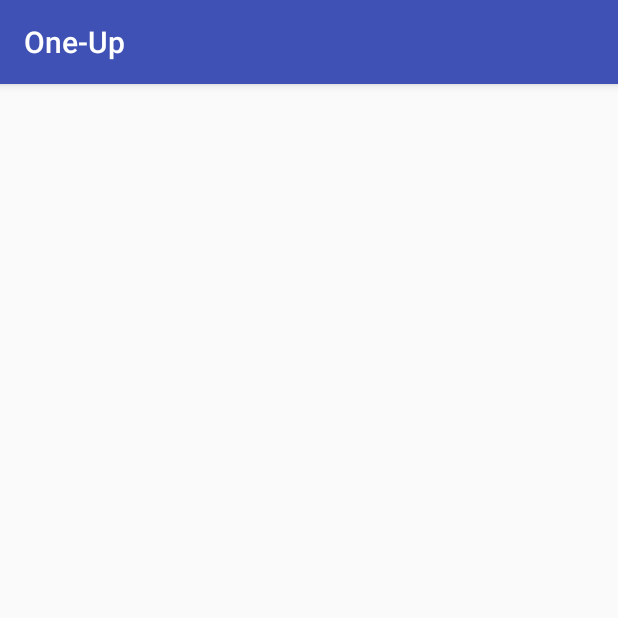
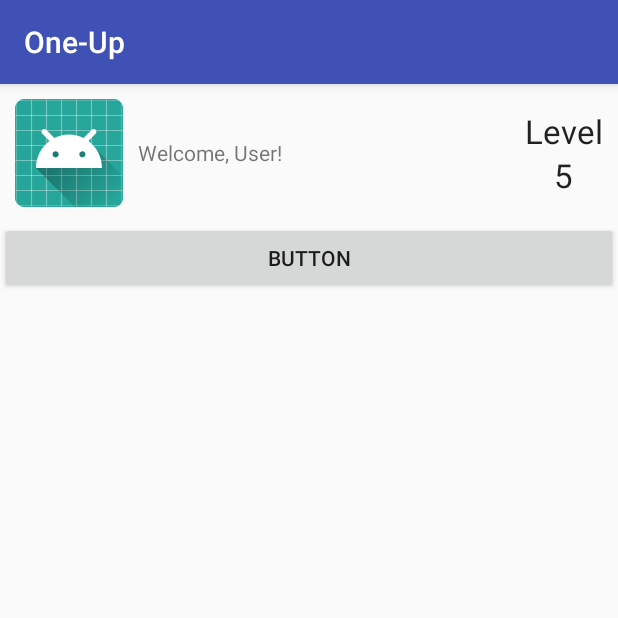
Before and after one commit to FBU2018-L3/1-Up, an Android app: the MainActivity screen opened directly, with no data from a screen before it, on a phone screen of 412 x 824 dp, the top half of it. Run offline under Robolectric (Android 15) with nearby library versions, the phone set to English and light mode, and no system bars.

Commit message:
create static home page with activity button listener

```diff
--- a/One-Up/app/build.gradle
+++ b/One-Up/app/build.gradle
@@ -26,6 +26,7 @@ dependencies {
     implementation fileTree(dir: 'libs', include: ['*.jar'])
     implementation "com.android.support:appcompat-v7:${supportLibVersion}"
     implementation 'com.android.support.constraint:constraint-layout:1.1.2'
+    implementation 'com.android.support:support-v4:27.1.1'
     testImplementation 'junit:junit:4.12'
     androidTestImplementation 'com.android.support.test:runner:1.0.2'
     androidTestImplementation 'com.android.support.test.espresso:espresso-core:3.0.2'
--- /dev/null
+++ b/One-Up/app/src/main/java/com/l3/one_up/HomeFragment.java
@@ -0,0 +1,89 @@
+package com.l3.one_up;
+
+import android.content.Context;
+import android.os.Bundle;
+import android.support.annotation.NonNull;
+import android.support.annotation.Nullable;
+import android.support.v4.app.Fragment;
+import android.view.LayoutInflater;
+import android.view.View;
+import android.view.ViewGroup;
+import android.widget.Button;
+import android.widget.ImageView;
+import android.widget.TextView;
+
+
+public class HomeFragment extends Fragment {
+
+    private ImageView ivProfile;
+    private TextView tvWelcome;
+    private TextView tvLevelNum;
+
+    private Button btnCategorySelect;
+    private OnFragmentInteractionListener mListener;
+
+    public HomeFragment() {
+        // Required empty public constructor
+    }
+
+    public static HomeFragment newInstance() {
+        HomeFragment fragment = new HomeFragment();
+        return fragment;
+    }
+
+    @Override
+    public void onCreate(Bundle savedInstanceState) {
+        super.onCreate(savedInstanceState);
+    }
+
+    @Override
+    public View onCreateView(LayoutInflater inflater, ViewGroup container,
+                             Bundle savedInstanceState) {
+        // Inflate the layout for this fragment
+        return inflater.inflate(R.layout.fragment_home, container, false);
+    }
+
+    @Override
+    public void onViewCreated(@NonNull View view, @Nullable Bundle savedInstanceState) {
+        super.onViewCreated(view, savedInstanceState);
+        ivProfile = (ImageView) getActivity().findViewById(R.id.ivProfile);
+        tvWelcome = (TextView) getActivity().findViewById(R.id.tvWelcome);
+        tvLevelNum = (TextView) getActivity().findViewById(R.id.tvLevelNum);
+
+        btnCategorySelect = (Button) getActivity().findViewById(R.id.btnCategorySelect);
+        btnCategorySelect.setOnClickListener(new View.OnClickListener() {
+            @Override
+            public void onClick(View v) {
+                onButtonPressed();
+            }
+        });
+
+    }
+
+    public void onButtonPressed() {
+        if (mListener != null) {
+            mListener.onCategoryClick("fitness");
+        }
+    }
+
+    @Override
+    public void onAttach(Context context) {
+        super.onAttach(context);
+        if (context instanceof OnFragmentInteractionListener) {
+            mListener = (OnFragmentInteractionListener) context;
+        } else {
+            throw new RuntimeException(context.toString()
+                    + " must implement OnFragmentInteractionListener");
+        }
+    }
+
+    @Override
+    public void onDetach() {
+        super.onDetach();
+        mListener = null;
+    }
+
+    public interface OnFragmentInteractionListener {
+        void onCategoryClick(String categoryName);
+    }
+}
--- a/One-Up/app/src/main/java/com/l3/one_up/MainActivity.java
+++ b/One-Up/app/src/main/java/com/l3/one_up/MainActivity.java
@@ -1,15 +1,25 @@
 package com.l3.one_up;
 
 import android.os.Bundle;
+import android.support.v4.app.FragmentTransaction;
 import android.support.v7.app.AppCompatActivity;
+import android.widget.Toast;
 
-import com.l3.one_up.R;
-
-public class MainActivity extends AppCompatActivity {
+public class MainActivity extends AppCompatActivity implements HomeFragment.OnFragmentInteractionListener {
 
     @Override
     protected void onCreate(Bundle savedInstanceState) {
         super.onCreate(savedInstanceState);
         setContentView(R.layout.activity_main);
+
+        FragmentTransaction ft = getSupportFragmentManager().beginTransaction();
+        HomeFragment fragmentDemo = HomeFragment.newInstance();
+        ft.replace(R.id.fragmentHolder, fragmentDemo);
+        ft.commit();
+    }
+
+    @Override
+    public void onCategoryClick(String categoryName) {
+        Toast.makeText(getApplicationContext(), categoryName + " button was clicked!", Toast.LENGTH_SHORT).show();
     }
 }
--- a/One-Up/app/src/main/res/layout/activity_main.xml
+++ b/One-Up/app/src/main/res/layout/activity_main.xml
@@ -1,9 +1,12 @@
 <?xml version="1.0" encoding="utf-8"?>
-<android.support.constraint.ConstraintLayout xmlns:android="http://schemas.android.com/apk/res/android"
-    xmlns:app="http://schemas.android.com/apk/res-auto"
-    xmlns:tools="http://schemas.android.com/tools"
+<RelativeLayout xmlns:android="http://schemas.android.com/apk/res/android"
     android:layout_width="match_parent"
-    android:layout_height="match_parent"
-    tools:context=".MainActivity">
+    android:layout_height="match_parent">
 
-</android.support.constraint.ConstraintLayout>
+    <FrameLayout
+        android:id="@+id/fragmentHolder"
+        android:layout_width="match_parent"
+        android:layout_height="match_parent">
+    </FrameLayout>
+
+</RelativeLayout>
--- /dev/null
+++ b/One-Up/app/src/main/res/layout/fragment_home.xml
@@ -0,0 +1,65 @@
+<?xml version="1.0" encoding="utf-8"?>
+<RelativeLayout xmlns:android="http://schemas.android.com/apk/res/android"
+    android:layout_width="match_parent"
+    android:layout_height="match_parent">
+
+    <RelativeLayout
+        android:id="@+id/rlHeader"
+        android:layout_height="wrap_content"
+        android:layout_width="match_parent">
+
+        <ImageView
+            android:id="@+id/ivProfile"
+            android:layout_width="wrap_content"
+            android:layout_height="wrap_content"
+            android:src="@mipmap/ic_launcher"
+            android:layout_margin="10dp" />
+
+        <TextView
+            android:id="@+id/tvWelcome"
+            android:layout_width="wrap_content"
+            android:layout_height="wrap_content"
+            android:layout_toLeftOf="@id/rlLevel"
+            android:layout_toRightOf="@id/ivProfile"
+            android:layout_centerVertical="true"
+            android:text="Welcome, User!" />
+
+        <RelativeLayout
+            android:id="@+id/rlLevel"
+            android:layout_width="wrap_content"
+            android:layout_height="wrap_content"
+            android:layout_centerVertical="true"
+            android:layout_alignParentEnd="true"
+            android:layout_margin="10dp" >
+
+            <TextView
+                android:id="@+id/tvLevelText"
+                android:layout_width="wrap_content"
+                android:layout_height="wrap_content"
+                android:layout_centerHorizontal="true"
+                android:text="Level"
+                android:textAppearance="@android:style/TextAppearance.Large" />
+
+            <TextView
+                android:id="@+id/tvLevelNum"
+                android:layout_width="wrap_content"
+                android:layout_height="wrap_content"
+                android:layout_below="@id/tvLevelText"
+                android:layout_centerHorizontal="true"
+                android:text="5"
+                android:textAppearance="@android:style/TextAppearance.Large" />
+
+        </RelativeLayout>
+
+    </RelativeLayout>
+
+    <Button
+        android:id="@+id/btnCategorySelect"
+        android:layout_width="match_parent"
+        android:layout_height="wrap_content"
+        android:layout_alignParentStart="true"
+        android:layout_below="@+id/rlHeader"
+        android:text="Button" />
+
+
+</RelativeLayout>
```
